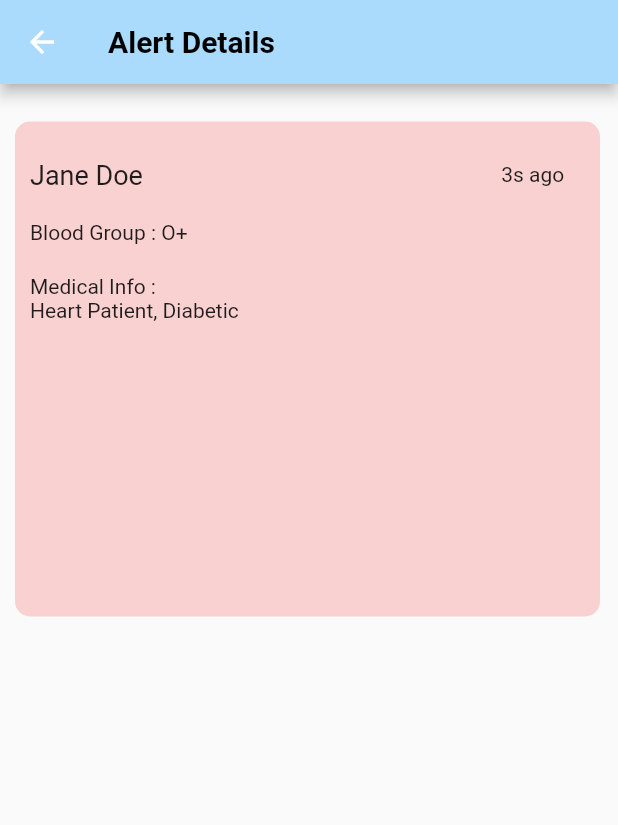
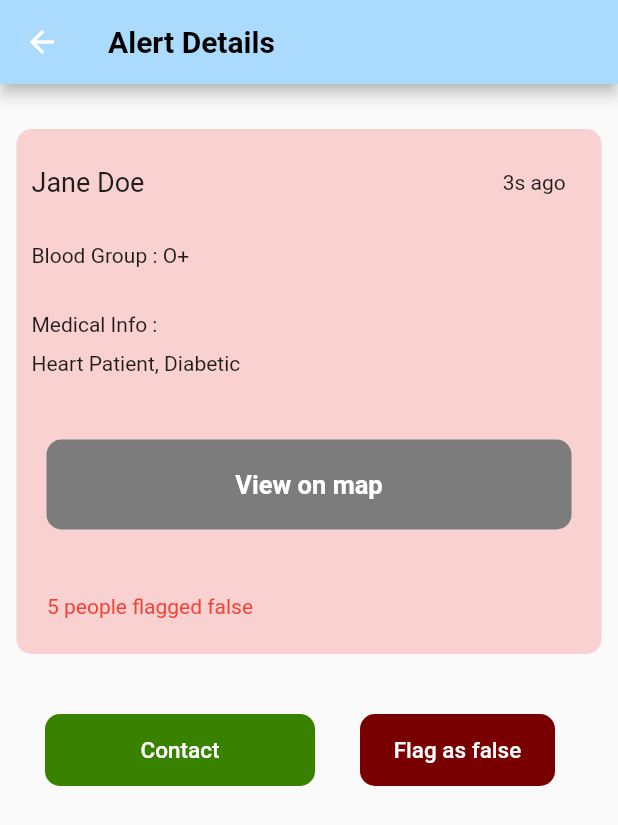
Before and after one commit to vskvj3/alertMe_v2, a Flutter app: the AlertsNear screen opened directly, after a tap on "Jane Doe", on a phone screen of 412 x 824 dp. Shown: the top 825 px of the screen. Run offline on Flutter 3.47's test engine with Material 2 defaults, Android fonts, the phone set to English and light mode, and no system bars; missing offline and left inert: dart:ffi.

Commit message:
made changes

```diff
--- a/lib/homepage.dart
+++ b/lib/homepage.dart
@@ -164,6 +164,7 @@ class HomePage extends StatelessWidget {
             child: ElevatedButton(
 
               onPressed: () {
+                print("ALERT!!");
                 // Handle panic button press event
               },
               child: Text(
--- a/lib/main.dart
+++ b/lib/main.dart
@@ -1,5 +1,6 @@
 
 import 'dart:async';
+import 'package:abin_second_app/pages/Login_RegisterPage.dart';
 import 'package:flutter/material.dart';
 import 'package:abin_second_app/homepage.dart';
 
--- a/lib/pages/AlertDetails.dart
+++ b/lib/pages/AlertDetails.dart
@@ -1,4 +1,5 @@
 import 'package:abin_second_app/widgets/AlertListField.dart';
+import 'package:abin_second_app/widgets/saveOrAddButton.dart';
 import 'package:flutter/material.dart';
 import 'package:flutter/rendering.dart';
 
@@ -23,39 +24,108 @@ class AlertDetails extends StatelessWidget {
                   TextStyle(color: Colors.black, fontWeight: FontWeight.bold)),
         ),
         body: Container(
-            padding: EdgeInsets.only(left: 10.0, top: 25.0, right: 10),
+            child: Column(
+          children: [
+            Container(
+                padding: EdgeInsets.only(left: 10.0, top: 30, right: 10.0),
                 child: Container(
                   padding: EdgeInsets.only(left: 10.0, top: 25.0, right: 10),
-              height: 330.0,
+                  height: 350.0,
                   width: 390.0,
                   decoration: BoxDecoration(
                       color: Color(0xFFF9D1D1),
                       borderRadius: BorderRadius.circular(10)),
                   child: ListView(
                     children: [
-                  Row(
-                    children: [
+                      Row(children: [
                         Expanded(
-                      child:Align(
+                          child: Align(
                               alignment: Alignment.centerLeft,
                               child: Text(
                                 'Jane Doe',
                                 style: TextStyle(fontSize: 18),
-                        )),),
+                              )),
+                        ),
                         Align(
                             alignment: Alignment.centerRight,
-                          child:Text('3s ago    ')
+                            child: Text('3s ago    '))
+                      ]),
+                      SizedBox(height: 30.0),
+                      Text('Blood Group : O+'),
+                      SizedBox(height: 30.0),
+                      Text('Medical Info : '),
+                      SizedBox(height: 10.0),
+                      Text('Heart Patient, Diabetic'),
+                      SizedBox(height: 35.0),
+                      TextButton(
+                          // color:Colors.green,
+                          onPressed: () => {},
+                          child: Container(
+                            width: 350.0,
+                            height: 60.0,
+                            decoration: BoxDecoration(
+                                color: Color(0xFF7C7C7C),
+                                borderRadius:
+                                    BorderRadiusDirectional.circular(10.0)),
+                            child: Align(
+                              alignment: Alignment.center,
+                              child: Text(
+                                'View on map',
+                                style: TextStyle(
+                                    fontSize: 17,
+                                    color: Colors.white,
+                                    fontWeight: FontWeight.bold),
+                              ),
+                            ),
+                          )),
+                      SizedBox(height: 35),
+                      Text(
+                        "   5 people flagged false",
+                        style: TextStyle(color: Colors.red),
                       )
-                    ]
-                  ),
-                  SizedBox(height: 20),
-                  Text('Blood Group : O+'),
-                  SizedBox(height: 20),
-                  Text('Medical Info : '),
-                  Text('Heart Patient, Diabetic'),
-
                     ],
                   ),
+                )),
+            SizedBox(height: 40),
+            Container(
+              padding: EdgeInsets.only(left:30.0),
+              child: Row(
+                children: [
+                  Container(
+                    width: 180.0,
+                    decoration: BoxDecoration(
+                      color:Color(0xFF398200),
+                      borderRadius: BorderRadius.circular(10.0),
+                    ),
+                    child:TextButton(onPressed: ()=>{},
+                  child: Align(
+                    alignment: Alignment.center,
+                    child: Text('Contact',
+                    style: TextStyle(
+                      color:Colors.white,
+                      fontSize: 15.0,
+                    ),),
+                  ))),
+                  SizedBox(width: 30.0,),
+                  Container(
+                    width: 130.0,
+                    decoration: BoxDecoration(
+                      color:Color(0xFF780000),
+                      borderRadius: BorderRadius.circular(10.0),
+                    ),
+                    child:TextButton(onPressed: ()=>{},
+                  child: Align(
+                    alignment: Alignment.center,
+                    child: Text('Flag as false',
+                    style: TextStyle(
+                      color:Colors.white,
+                      fontSize: 15.0,
+                    ),),
+                  ))),
+                ],
+              ),
+              )
+          ],
         )));
   }
 }
--- a/lib/widgets/AlertListField.dart
+++ b/lib/widgets/AlertListField.dart
@@ -13,7 +13,7 @@ class alertListField extends StatelessWidget {
 
 
   Widget build(BuildContext context) {
-    return FlatButton(
+    return TextButton(
         onPressed: () => {
 
           Navigator.push(
@@ -71,13 +71,13 @@ class alertListField extends StatelessWidget {
                           children: [
                             Text(
                               name,
-                              style: TextStyle(fontSize: 15.0),
+                              style: TextStyle(fontSize: 15.0,color: Colors.black),
                             ),
                             SizedBox(height: 10),
                             Container(
                             child:Text(
                               distance,
-                              style: TextStyle(fontSize: 11.0),
+                              style: TextStyle(fontSize: 11.0, color: Colors.black),
                             ),)
                           ],
                         ),
```
Also changed, not shown: lib/pages/Login_RegisterPage.dart (added, +43 -0 lines). Lines whose indentation alone changed are shown as unchanged.
